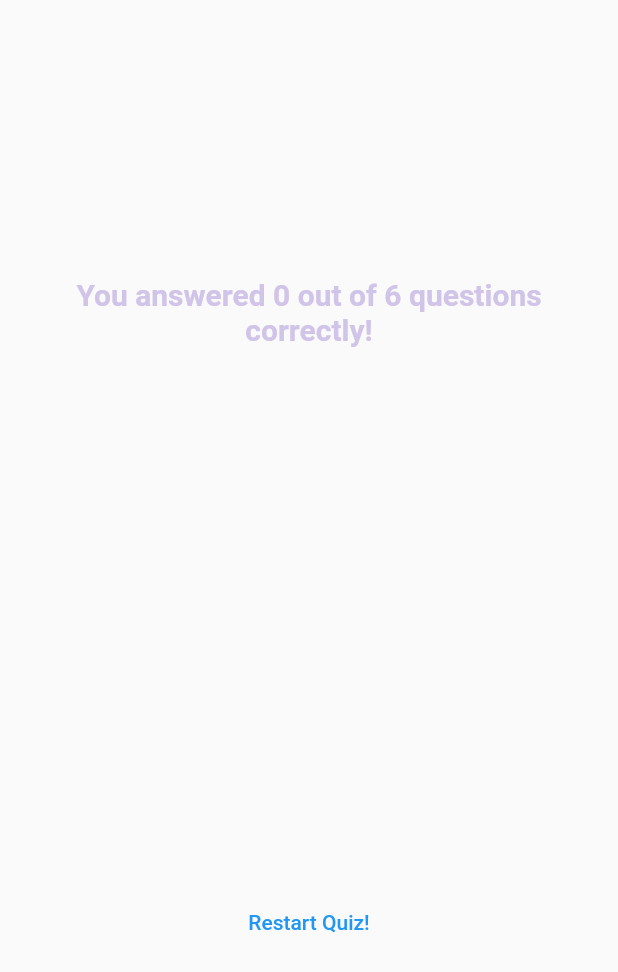
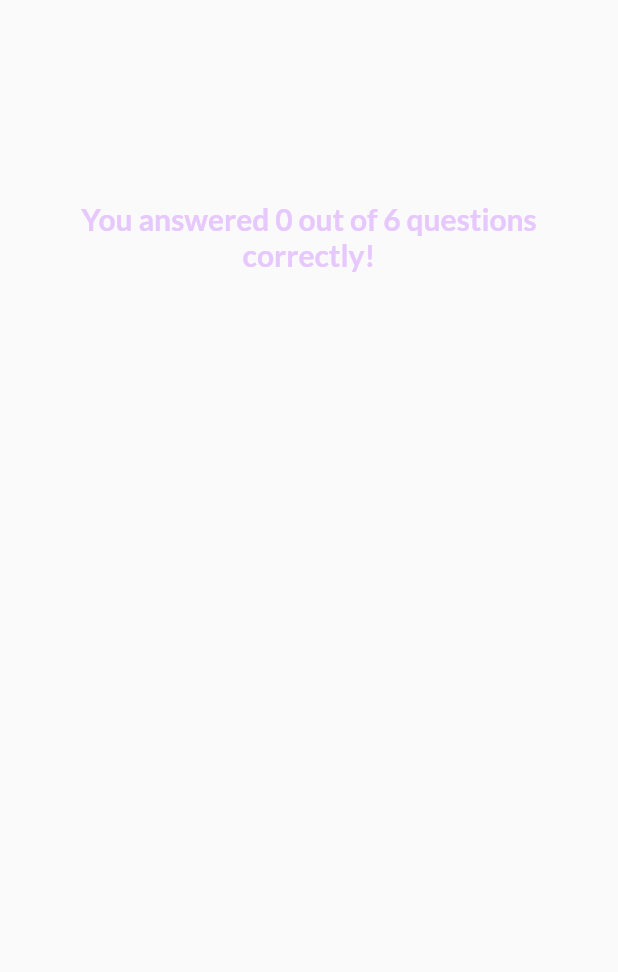
Before and after one commit to Demetre-Panjakidze/Udemy-second-project, a Flutter app: the ResultsScreen widget shown alone on an empty page, opened directly with empty values, on a phone screen of 412 x 824 dp. Shown: the top 972 px of the screen. Run offline on Flutter 3.47's test engine with Material 2 defaults, Android fonts, the phone set to English and light mode, and no system bars; our stand-ins replace google_fonts.

Commit message:
Project done!

```diff
--- /dev/null
+++ b/lib/questions_summary/questions_summary.dart
@@ -0,0 +1,24 @@
+import 'package:flutter/material.dart';
+import 'package:second_app/questions_summary/summary_item.dart';
+
+class QuestionsSummary extends StatelessWidget {
+  const QuestionsSummary(this.summaryData, {super.key});
+
+  final List<Map<String, Object>> summaryData;
+
+  @override
+  Widget build(BuildContext context) {
+    return SizedBox(
+      height: 400,
+      child: SingleChildScrollView(
+        child: Column(
+          children: summaryData.map(
+            (data) {
+              return SummaryItem(data);
+            },
+          ).toList(),
+        ),
+      ),
+    );
+  }
+}
--- a/lib/results_screen.dart
+++ b/lib/results_screen.dart
@@ -1,11 +1,15 @@
 import 'package:flutter/material.dart';
+import 'package:google_fonts/google_fonts.dart';
 import 'package:second_app/data/questions.dart';
-import 'package:second_app/questions_summary.dart';
+import 'package:second_app/questions_summary/questions_summary.dart';
+import 'package:second_app/quiz.dart';
 
 class ResultsScreen extends StatelessWidget {
-  const ResultsScreen({super.key, required this.chosenAnswers});
+  const ResultsScreen(
+      {super.key, required this.chosenAnswers, required this.onRestart});
 
   final List<String> chosenAnswers;
+  final void Function() onRestart;
 
   List<Map<String, Object>> getSummaryData() {
     final List<Map<String, Object>> summary = [];
@@ -42,12 +46,14 @@ class ResultsScreen extends StatelessWidget {
           mainAxisAlignment: MainAxisAlignment.center,
           children: [
             Padding(
-              padding: const EdgeInsets.only(bottom: 30),
+              padding: const EdgeInsets.only(
+                bottom: 30,
+              ),
               child: Text(
                 'You answered $numCorrectQuestions out of $numTotalQuestions questions correctly!',
-                style: TextStyle(
+                style: GoogleFonts.lato(
+                  color: const Color.fromARGB(255, 230, 200, 253),
                   fontSize: 20,
-                  color: Colors.deepPurple.shade100,
                   fontWeight: FontWeight.bold,
                 ),
                 textAlign: TextAlign.center,
@@ -59,9 +65,13 @@ class ResultsScreen extends StatelessWidget {
                 summaryData,
               ),
             ),
-            TextButton(
-              onPressed: () {},
-              child: Text('Restart Quiz!'),
+            TextButton.icon(
+              onPressed: onRestart,
+              style: TextButton.styleFrom(
+                foregroundColor: Colors.white,
+              ),
+              icon: const Icon(Icons.refresh),
+              label: const Text('Restart Quiz!'),
             )
           ],
         ),
```
Also changed, not shown: lib/questions_summary.dart (deleted, +0 -61 lines), lib/questions_summary/question.identifier.dart (added, +39 -0 lines), lib/questions_summary/summary_item.dart (added, +60 -0 lines), lib/quiz.dart (+8 -0 lines).
